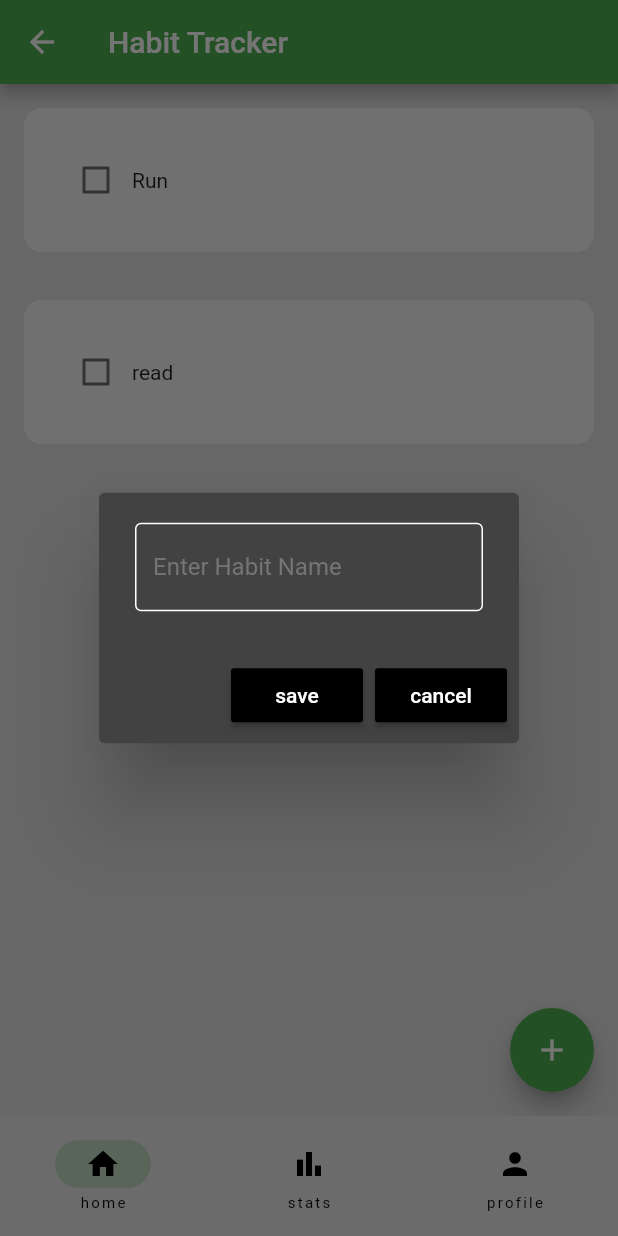
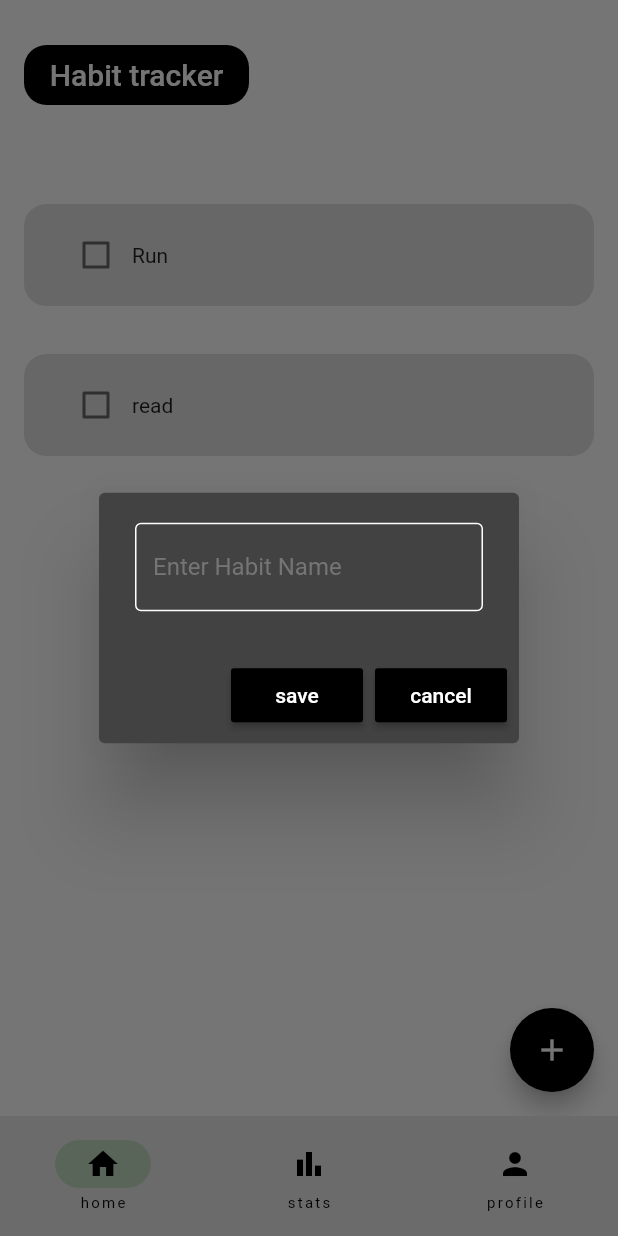
Before and after one commit to yuvraj-wale/Habit-Tracker-WEC, a Flutter app: the RootPage screen opened by its route, after a tap on the "add" icon, on a phone screen of 412 x 824 dp. Run offline on Flutter 3.47's test engine with Material 2 defaults, Android fonts, the phone set to English and light mode, and no system bars; drawn by our look-alikes of flutter_slidable; our stand-ins replace firebase_auth, firebase_core, flutter_heatmap_calendar, flutter_screenutil, flutter_svg, hive and 3 more; accounts and stored records are empty.

Commit message:
app release 1

```diff
--- a/flutter_app/lib/components/habit_tile.dart
+++ b/flutter_app/lib/components/habit_tile.dart
@@ -20,7 +20,9 @@ class HabitTile extends StatelessWidget {
   @override
   Widget build(BuildContext context) {
     return Padding(
-      padding: const EdgeInsets.all(16.0),
+      padding: const EdgeInsets.symmetric(
+        horizontal: 16.0,
+        vertical: 16.0),
       child: Slidable(
         endActionPane: ActionPane(motion: StretchMotion(), children: [
           SlidableAction(
@@ -37,10 +39,13 @@ class HabitTile extends StatelessWidget {
           )
         ]),
         child: Container(
-          padding: EdgeInsets.all(24.0),
+          padding: EdgeInsets.symmetric(
+            horizontal: 24.0,
+            vertical: 10.0
+            ),
           decoration: BoxDecoration(
-              color: Colors.grey[100],
-              borderRadius: BorderRadius.circular(12.0)),
+              color: Colors.grey.shade300,
+              borderRadius: BorderRadius.circular(15.0)),
           child: Row(
             children: [
               Checkbox(value: habitCompleted, onChanged: onChanged),
--- a/flutter_app/lib/components/month_summary.dart
+++ b/flutter_app/lib/components/month_summary.dart
@@ -22,8 +22,8 @@ class MonthlySummary extends StatelessWidget {
         endDate: DateTime.now().add(Duration(days: 25)),
         datasets: datasets,
         colorMode: ColorMode.color,
-        defaultColor: Colors.grey[200],
-        textColor: Colors.white,
+        defaultColor: Colors.grey[300],
+        textColor: Colors.black,
         showColorTip: false,
         showText: true,
         scrollable: true,
--- /dev/null
+++ b/flutter_app/lib/components/profile_list_item.dart
@@ -0,0 +1,57 @@
+import 'package:flutter/material.dart';
+import 'package:line_awesome_flutter/line_awesome_flutter.dart';
+import 'constants.dart';
+
+class ProfileListItem extends StatelessWidget {
+  final IconData icon;
+  final String text;
+  final bool hasNavigation;
+
+  const ProfileListItem({
+    Key? key,
+    required this.icon,
+    required this.text,
+    this.hasNavigation = true,
+  }) : super(key: key);
+
+  @override
+  Widget build(BuildContext context) {
+    return Container(
+      height: 55,
+      margin: EdgeInsets.symmetric(
+        horizontal: 10,
+      ).copyWith(
+        bottom: 20,
+      ),
+      padding: EdgeInsets.symmetric(
+        horizontal: 20,
+      ),
+      decoration: BoxDecoration(
+        borderRadius: BorderRadius.circular(30),
+        color: Colors.grey.shade300,
+      ),
+      child: Row(
+        children: <Widget>[
+          Icon(
+            this.icon,
+            size: 25,
+          ),
+          SizedBox(width: 15),
+          Text(
+            this.text,
+            style: kTitleTextStyle.copyWith(
+              fontWeight: FontWeight.w500,
+              fontFamily: "Poppins"
+            ),
+          ),
+          Spacer(),
+          if (this.hasNavigation)
+            Icon(
+              LineAwesomeIcons.angle_right,
+              size: 25,
+            ),
+        ],
+      ),
+    );
+  }
+}
--- a/flutter_app/lib/pages/home_page.dart
+++ b/flutter_app/lib/pages/home_page.dart
@@ -106,10 +106,13 @@ class _HomePageState extends State<HomePage> {
         onPressed: (() {
           createNewHabit();
         }),
+        backgroundColor: Colors.black,
         child: const Icon(Icons.add),
       ),
-      backgroundColor: Colors.grey[300],
-      body: ListView.builder(
+      backgroundColor: Colors.white,
+      body: Padding(
+        padding: const EdgeInsets.symmetric(vertical: 20.0),
+        child: ListView.builder(
           itemCount: db.todaysHabitList.length,
           itemBuilder: (BuildContext context, int index) {
             return HabitTile(
@@ -120,6 +123,7 @@ class _HomePageState extends State<HomePage> {
                 deleteTapped: (context) => deleteHabit(index));
           },
         ),
+      ),
     );
   }
 }
--- a/flutter_app/lib/pages/login_screen.dart
+++ b/flutter_app/lib/pages/login_screen.dart
@@ -16,6 +16,7 @@ class LogIn extends StatelessWidget {
             mainAxisAlignment: MainAxisAlignment.center,
             crossAxisAlignment: CrossAxisAlignment.stretch,
             children: [
+              Text('Email Address'),
               TextField(
                 keyboardType: TextInputType.emailAddress,
                 textAlign: TextAlign.center,
@@ -24,6 +25,7 @@ class LogIn extends StatelessWidget {
                 },
               ),
               const SizedBox(height: 8.0),
+              Text('Email Address'),
               TextField(
                 obscureText: true,
                 textAlign: TextAlign.center,
@@ -46,7 +48,7 @@ class LogIn extends StatelessWidget {
                     }
                   },
                   style: ElevatedButton.styleFrom(
-                      backgroundColor: Colors.lightBlueAccent),
+                      backgroundColor: Colors.black),
                   child: const Text('Log In'))
             ],
           ),
--- a/flutter_app/lib/pages/profile_page.dart
+++ b/flutter_app/lib/pages/profile_page.dart
@@ -1,4 +1,10 @@
 import 'package:flutter/material.dart';
+import 'package:flutter_application_1/components/profile_list_item.dart';
+import 'package:flutter_svg/svg.dart';
+import 'package:line_awesome_flutter/line_awesome_flutter.dart';
+import 'package:flutter_application_1/components/constants.dart';
+import 'package:flutter_application_1/components/profile_list_item.dart';
+
 
 class ProfilePage extends StatefulWidget {
   const ProfilePage({super.key});
@@ -10,8 +16,43 @@ class ProfilePage extends StatefulWidget {
 class _ProfilePageState extends State<ProfilePage> {
   @override
   Widget build(BuildContext context) {
-    return const Scaffold(
-      body: Text('profile'),
+    return Expanded(
+      child:
+      Padding(
+        padding: const EdgeInsets.symmetric(
+          vertical: 30.0
+        ),
+        child: ListView(
+          children: <Widget>[
+            ProfileListItem(
+              icon: LineAwesomeIcons.user_shield,
+              text: 'Privacy',
+            ),
+            ProfileListItem(
+              icon: LineAwesomeIcons.history,
+              text: 'Purchase History',
+            ),
+            ProfileListItem(
+              icon: LineAwesomeIcons.question_circle,
+              text: 'Help & Support',
+            ),
+            ProfileListItem(
+              icon: LineAwesomeIcons.cog,
+              text: 'Settings',
+            ),
+            ProfileListItem(
+              icon: LineAwesomeIcons.user_plus,
+              text: 'Invite a Friend',
+            ),
+            ProfileListItem(
+              icon: LineAwesomeIcons.alternate_sign_out,
+              text: 'Logout',
+              hasNavigation: false,
+            ),
+          ],
+        ),
+      ),
     );
+
   }
 }
--- a/flutter_app/lib/pages/root_page.dart
+++ b/flutter_app/lib/pages/root_page.dart
@@ -1,4 +1,5 @@
 import 'package:flutter/material.dart';
+import 'package:flutter_application_1/components/constants.dart';
 import 'package:flutter_application_1/pages/profile_page.dart';
 import 'package:flutter_application_1/pages/stats_page.dart';
 
@@ -22,7 +23,21 @@ class _RootPageState extends State<RootPage> {
   Widget build(BuildContext context) {
     return Scaffold(
       appBar: AppBar(
-        title: const Text('Habit Tracker'),
+        toolbarHeight: 100.0,
+        elevation: 0.0,
+        backgroundColor: Colors.white,
+        automaticallyImplyLeading: false,
+        title: Container(
+          width: 150.0,
+          height: 40.0,
+          child: Center(
+            child: Text('Habit tracker'),
+          ),
+          decoration: BoxDecoration(
+            color: Colors.black,
+            borderRadius: BorderRadius.circular(15)
+          ),
+          ),
       ),
       body: IndexedStack(
         index: currentpage,
--- a/flutter_app/lib/pages/stats_page.dart
+++ b/flutter_app/lib/pages/stats_page.dart
@@ -16,10 +16,34 @@ class _StatsPageState extends State<StatsPage> {
   @override
   Widget build(BuildContext context) {
     return Scaffold(
-      backgroundColor: Colors.blueGrey,
+      backgroundColor: Colors.white,
       body: ListView(
         children: [
-          MonthlySummary(datasets: db.heatMapDataSet, startDate: "20221005")///_myBox.get('START_DATE'))
+          MonthlySummary(datasets: db.heatMapDataSet, startDate: "20221005"),///_myBox.get('START_DATE'))
+          Padding(
+            padding: const EdgeInsets.symmetric(
+              horizontal: 60.0,
+              vertical: 0.0),
+            child: Container(
+              padding: EdgeInsets.symmetric(
+                horizontal:20.0,
+                vertical: 10.0),
+              decoration: BoxDecoration(
+                color: Colors.black,
+                borderRadius: BorderRadius.circular(15.0)
+              ),
+              child:
+              Center(
+                child: Text(
+                  'Daily-Tracker Heatmap',
+                  style:
+                   TextStyle(
+                    color: Colors.white,
+                    fontWeight: FontWeight.bold),
+                  ),
+              ),
+            ),
+          ),
         ],// above "20221005" is used as an example for showcasing
       ),
     );
--- a/flutter_app/pubspec.yaml
+++ b/flutter_app/pubspec.yaml
@@ -47,6 +47,9 @@ dependencies:
   hive_flutter: ^1.1.0
   flutter_heatmap_calendar: ^1.0.5
   syncfusion_flutter_charts: ^20.3.52
+  flutter_svg: ^1.1.6
+  flutter_screenutil: ^5.6.0
+  line_awesome_flutter: ^2.0.0
 
 dev_dependencies:
   flutter_test:
```
Also changed, not shown: flutter_app/lib/components/constants.dart (added, +36 -0 lines), flutter_app/lib/pages/signup_screen.dart (+5 -3 lines), flutter_app/lib/pages/welcome_screen.dart (+13 -2 lines), flutter_app/pubspec.lock. Lines whose indentation alone changed are shown as unchanged.
